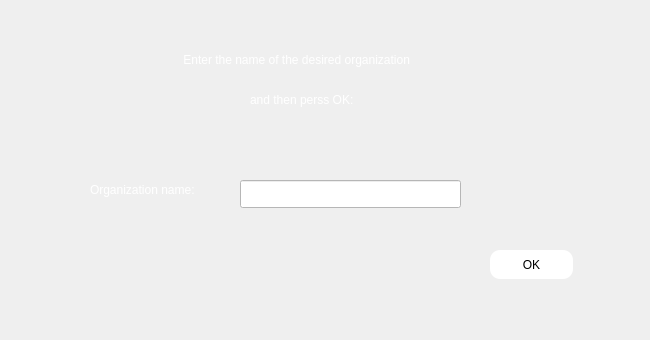
Qt form enter/key_pass_organ.ui (Shayanrava/APproject) before a commit.
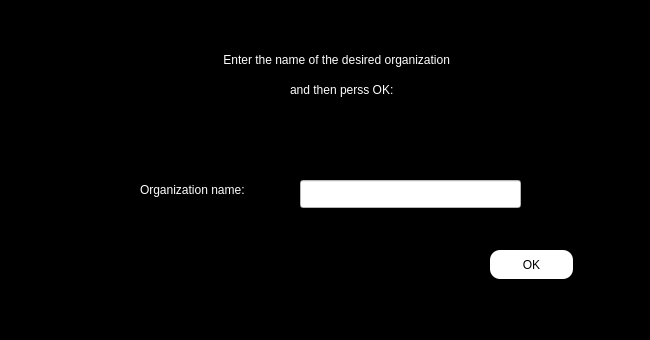
The same form after that commit.

Commit message: key_pas_organ ui developed

The edit to the form file:
```diff
--- a/enter/key_pass_organ.ui
+++ b/enter/key_pass_organ.ui
@@ -13,10 +13,16 @@
   <property name="windowTitle">
    <string>Form</string>
   </property>
+  <property name="styleSheet">
+   <string notr="true">#key_pass_organ
+{
+background-color:black;
+}</string>
+  </property>
   <widget class="QLabel" name="label">
    <property name="geometry">
     <rect>
-     <x>180</x>
+     <x>220</x>
      <y>50</y>
      <width>301</width>
      <height>20</height>
@@ -35,7 +41,7 @@
   <widget class="QLabel" name="label_pass">
    <property name="geometry">
     <rect>
-     <x>90</x>
+     <x>140</x>
      <y>180</y>
      <width>141</width>
      <height>20</height>
@@ -54,8 +60,8 @@
   <widget class="QLabel" name="label_2">
    <property name="geometry">
     <rect>
-     <x>250</x>
-     <y>90</y>
+     <x>290</x>
+     <y>80</y>
      <width>131</width>
      <height>20</height>
     </rect>
@@ -73,7 +79,7 @@
   <widget class="QLineEdit" name="led_pass">
    <property name="geometry">
     <rect>
-     <x>240</x>
+     <x>300</x>
      <y>180</y>
      <width>221</width>
      <height>28</height>
```
